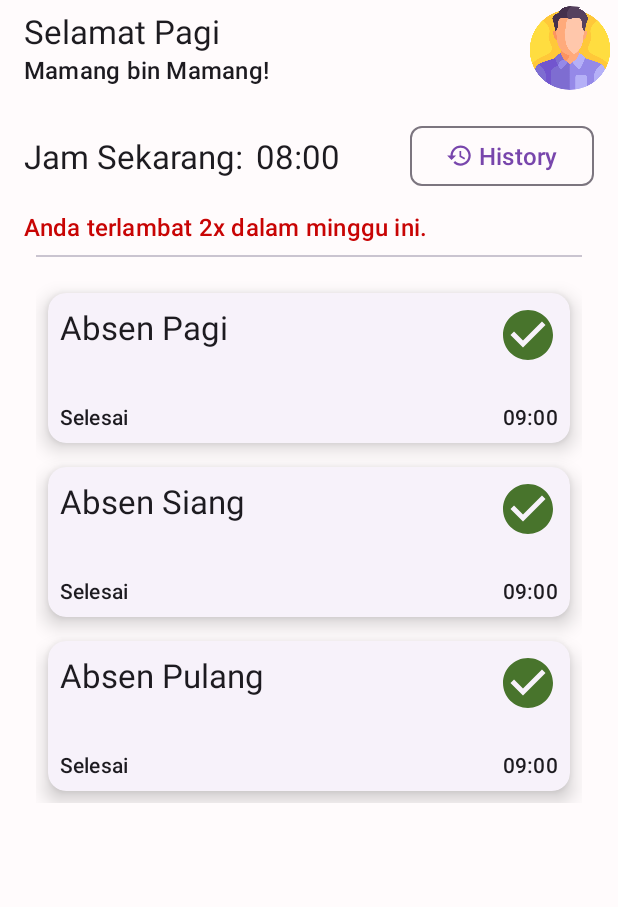
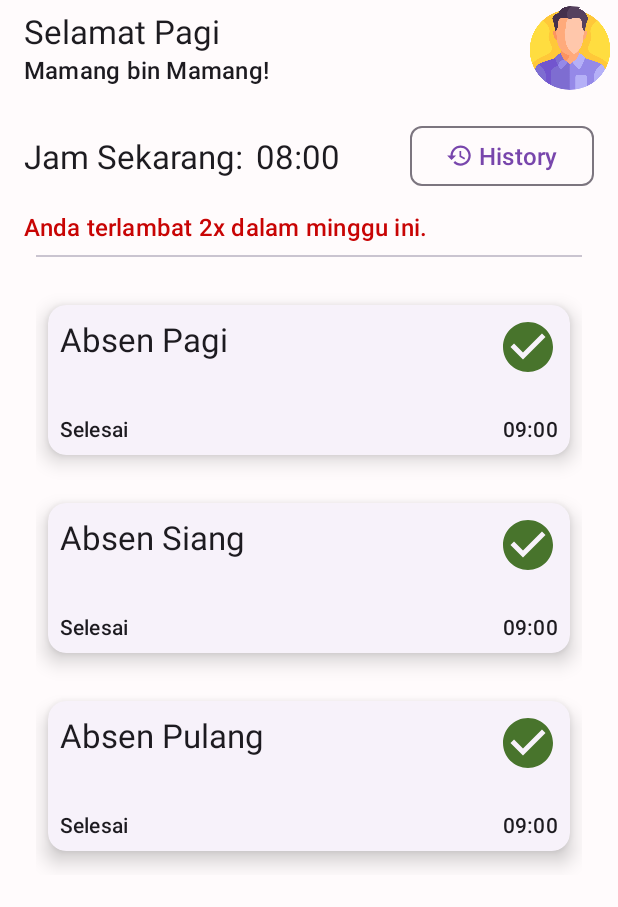
Before and after one commit to rmaprojects/Absen-Online-native, an Android app: the DashboardFragment screen opened directly, with no data from a screen before it, on a phone screen of 412 x 824 dp. Shown: the top 907 px of the screen. Run offline under Robolectric (Android 15) with nearby library versions, the phone set to English and light mode, and no system bars; our stand-ins replace CircleImageView, navigation-ui; libraries missing offline, so code that uses them is left out: by.kirich1409.viewbindingdelegate; 5 statements that could not run were skipped.

Commit message:
Update fragment_dashboard.xml

```diff
--- a/app/src/main/res/layout/fragment_dashboard.xml
+++ b/app/src/main/res/layout/fragment_dashboard.xml
@@ -53,11 +53,11 @@
         android:layout_height="match_parent">
         <LinearLayout
             android:layout_width="match_parent"
-            android:gravity="center_horizontal"
             android:orientation="vertical"
-            android:layout_height="wrap_content">
+            android:layout_height="match_parent">
             <com.google.android.material.card.MaterialCardView
-                android:layout_margin="8dp"
+                android:layout_marginHorizontal="8dp"
+                android:layout_marginVertical="16dp"
                 android:clickable="true"
                 android:background="?selectableItemBackground"
                 android:layout_width="wrap_content"
@@ -111,8 +111,10 @@
                 </RelativeLayout>
             </com.google.android.material.card.MaterialCardView>
             <com.google.android.material.card.MaterialCardView
-                android:layout_margin="8dp"
+                android:layout_marginHorizontal="8dp"
                 android:layout_width="wrap_content"
+
+                android:layout_marginVertical="16dp"
                 app:cardElevation="8dp"
                 android:clickable="true"
                 android:background="?selectableItemBackground"
@@ -169,10 +171,11 @@
                 </RelativeLayout>
             </com.google.android.material.card.MaterialCardView>
             <com.google.android.material.card.MaterialCardView
-                android:layout_margin="8dp"
+                android:layout_marginHorizontal="8dp"
                 android:background="?selectableItemBackground"
                 android:clickable="true"
                 android:focusable="true"
+                android:layout_marginVertical="16dp"
                 android:layout_width="wrap_content"
                 app:cardElevation="8dp"
                 app:cardCornerRadius="12dp"
```
